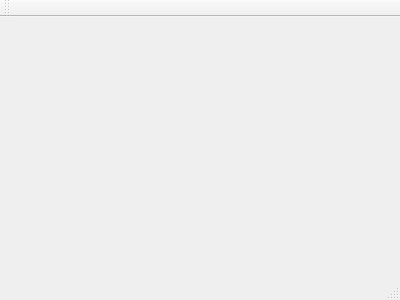
Before: the Qt Designer form mainwindow.ui in Project-Albatross/Albatross-Main, drawn with Qt 5.
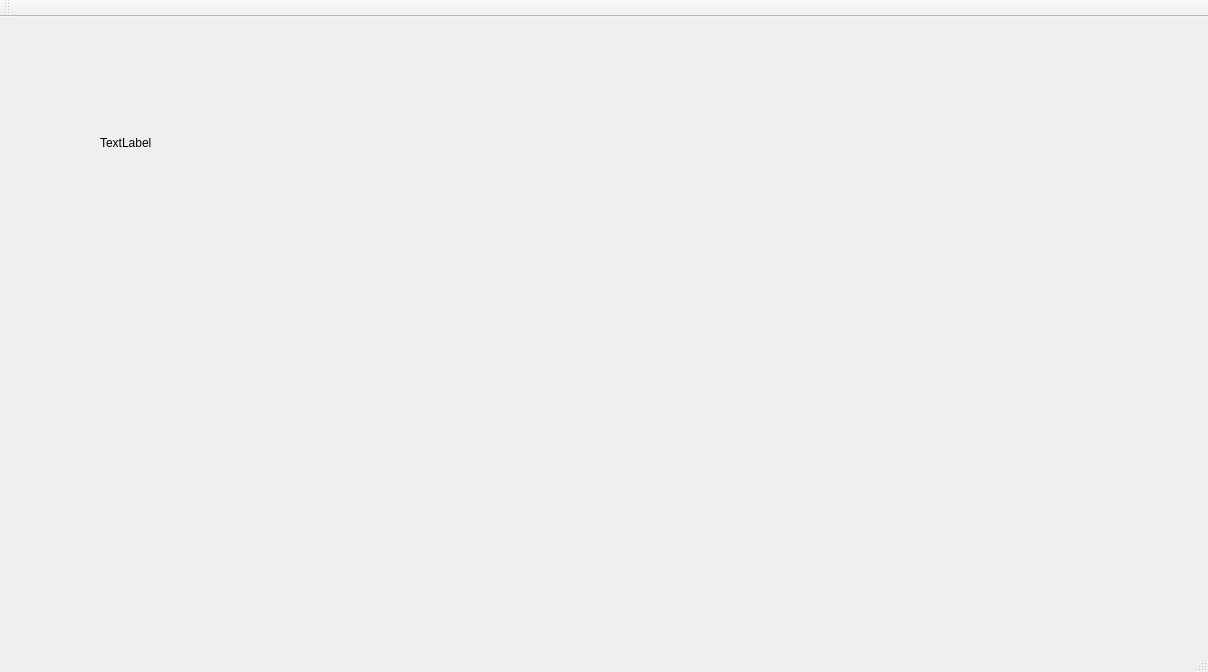
After: the same form once the commit is applied.

Patch:
```diff
--- a/mainwindow.ui
+++ b/mainwindow.ui
@@ -1,24 +1,53 @@
 <ui version="4.0">
  <class>MainWindow</class>
- <widget class="QMainWindow" name="MainWindow" >
-  <property name="geometry" >
+ <widget class="QMainWindow" name="MainWindow">
+  <property name="geometry">
    <rect>
     <x>0</x>
     <y>0</y>
-    <width>400</width>
-    <height>300</height>
+    <width>1208</width>
+    <height>672</height>
    </rect>
   </property>
   <property name="windowTitle" >
    <string>MainWindow</string>
   </property>
-  <widget class="QMenuBar" name="menuBar" />
-  <widget class="QToolBar" name="mainToolBar" />
-  <widget class="QWidget" name="centralWidget" />
-  <widget class="QStatusBar" name="statusBar" />
+  <widget class="QWidget" name="centralWidget">
+   <widget class="QLabel" name="lblLeftmost">
+    <property name="geometry">
+     <rect>
+      <x>100</x>
+      <y>50</y>
+      <width>151</width>
+      <height>151</height>
+     </rect>
+    </property>
+    <property name="text">
+     <string>TextLabel</string>
+    </property>
+   </widget>
+  </widget>
+  <widget class="QMenuBar" name="menuBar">
+   <property name="geometry">
+    <rect>
+     <x>0</x>
+     <y>0</y>
+     <width>1208</width>
+     <height>25</height>
+    </rect>
+   </property>
+  </widget>
+  <widget class="QToolBar" name="mainToolBar">
+   <attribute name="toolBarArea">
+    <enum>TopToolBarArea</enum>
+   </attribute>
+   <attribute name="toolBarBreak">
+    <bool>false</bool>
+   </attribute>
+  </widget>
+  <widget class="QStatusBar" name="statusBar"/>
  </widget>
- <layoutDefault spacing="6" margin="11" />
- <pixmapfunction></pixmapfunction>
+ <layoutdefault spacing="6" margin="11"/>
  <resources/>
  <connections/>
 </ui>
```
Left out of the diff: 3 changed lines with no effect on the pictures.
